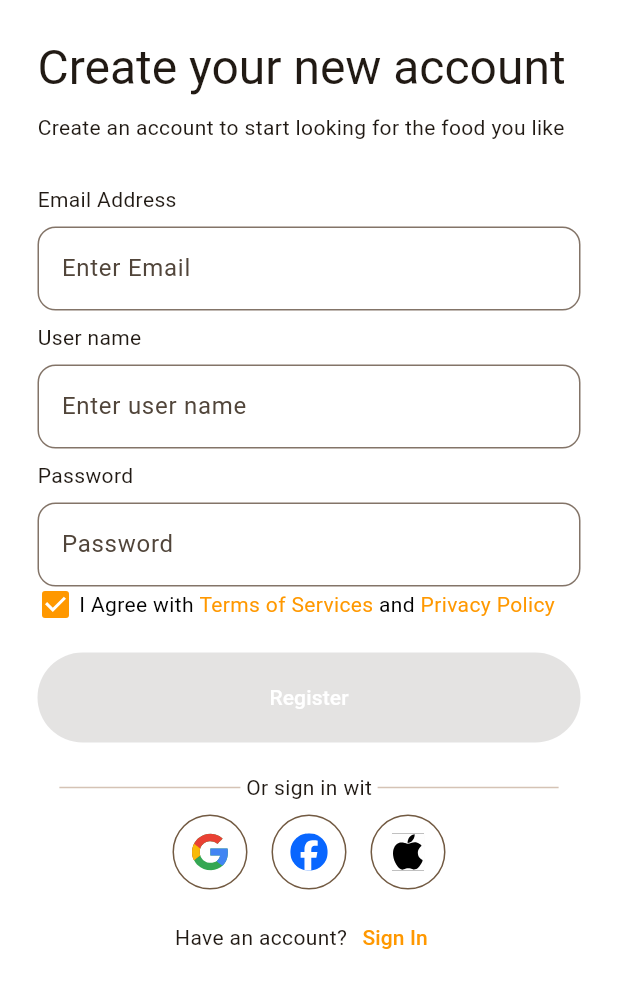
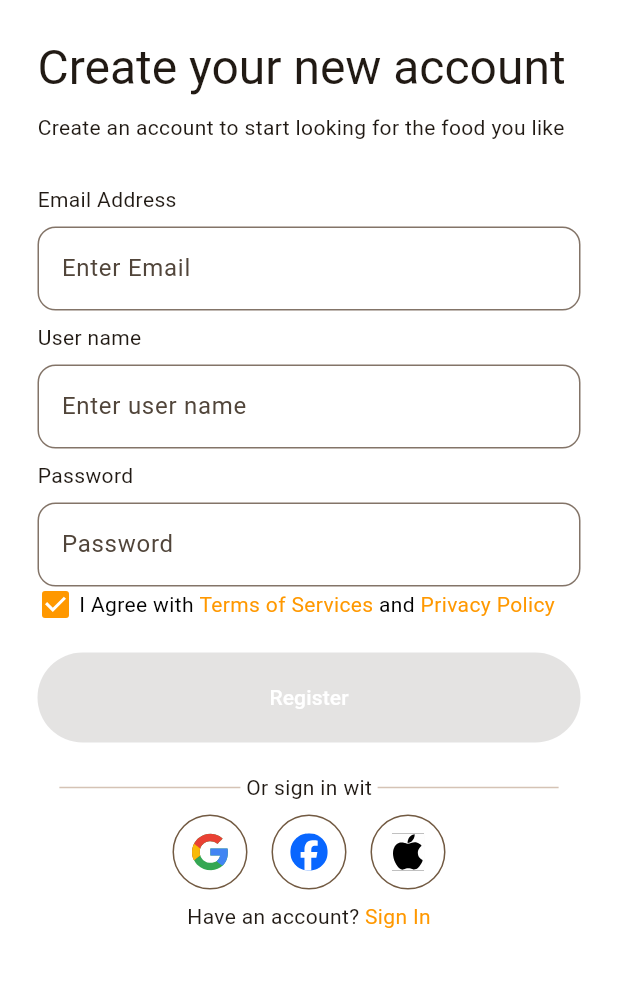
Before and after one commit to alpha-sow/fooddelivery, a Flutter app: the LoginCreateView screen opened by its route, on a phone screen of 412 x 824 dp. Shown: the top 988 px of the screen. Run offline on Flutter 3.47's test engine with Material 3 defaults, Android fonts, the phone set to English and light mode, and no system bars; our stand-ins replace auto_route, flutter_svg, vector_graphics.

Commit message:
fix: flexible

```diff
--- a/lib/login/view/login_create_view.dart
+++ b/lib/login/view/login_create_view.dart
@@ -96,15 +96,23 @@ class LoginCreateView extends StatelessWidget {
                               Row(
                                 mainAxisAlignment: MainAxisAlignment.center,
                                 children: [
-                                  const Text("Have an account?"),
-                                  TextButton(
-                                    onPressed: () {
-                                      context.router
-                                          .replace(const LoginEmailView());
-                                    },
-                                    style: TextButton.styleFrom(
-                                        padding: EdgeInsets.zero),
-                                    child: const Text('Sign In'),
+                                  const Flexible(
+                                      child: Text("Have an account? ")),
+                                  Flexible(
+                                    child: GestureDetector(
+                                      onTap: () {
+                                        context.router
+                                            .replace(const LoginEmailView());
+                                      },
+                                      child: Text(
+                                        'Sign In',
+                                        style: TextStyle(
+                                          color: Theme.of(context)
+                                              .colorScheme
+                                              .primary,
+                                        ),
+                                      ),
+                                    ),
                                   ),
                                 ],
                               )
```
Also changed, not shown: lib/login/view/login_email_view.dart (+12 -4 lines), lib/login/view/login_forgot_password_view.dart (+4 -4 lines).
